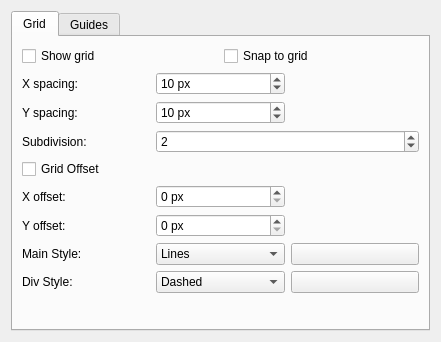
This is plugins/dockers/griddocker/grid_config_widget.ui in KDE/krita as Qt 5 draws it before an edit. The edited form follows.
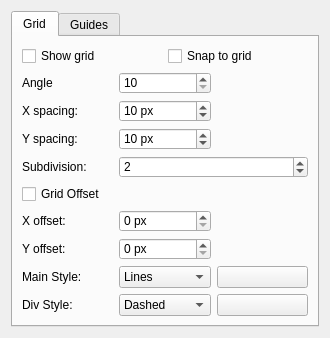
This is the edited form. Custom widgets are drawn as their Qt base class.

Commit message: added basic logic for how angled grids will work along with an option on the tool options. Need to develop it a bit more, but the idea is basically working

```diff
--- a/plugins/dockers/griddocker/grid_config_widget.ui
+++ b/plugins/dockers/griddocker/grid_config_widget.ui
@@ -6,8 +6,8 @@
    <rect>
     <x>0</x>
     <y>0</y>
-    <width>441</width>
-    <height>342</height>
+    <width>330</width>
+    <height>338</height>
    </rect>
   </property>
   <property name="minimumSize">
@@ -53,7 +53,23 @@
        </item>
        <item>
         <layout class="QGridLayout" name="gridLayout_2">
-         <item row="0" column="0">
+         <item row="8" column="0">
+          <widget class="QLabel" name="lblSubdivisionStyle">
+           <property name="sizePolicy">
+            <sizepolicy hsizetype="Minimum" vsizetype="Preferred">
+             <horstretch>0</horstretch>
+             <verstretch>0</verstretch>
+            </sizepolicy>
+           </property>
+           <property name="text">
+            <string>Div Style:</string>
+           </property>
+           <property name="alignment">
+            <set>Qt::AlignLeading|Qt::AlignLeft|Qt::AlignVCenter</set>
+           </property>
+          </widget>
+         </item>
+         <item row="1" column="0">
          <widget class="QLabel" name="lblXSpacing">
           <property name="sizePolicy">
            <sizepolicy hsizetype="Minimum" vsizetype="Preferred">
@@ -66,7 +82,7 @@
           </property>
          </widget>
         </item>
-         <item row="0" column="1">
+         <item row="1" column="1">
           <widget class="KisIntParseSpinBox" name="intHSpacing">
            <property name="suffix">
             <string> px</string>
@@ -82,10 +98,10 @@
            </property>
           </widget>
          </item>
-         <item row="0" column="2" rowspan="2">
+         <item row="1" column="2" rowspan="2">
           <widget class="KoAspectButton" name="spacingAspectButton" native="true"/>
          </item>
-         <item row="1" column="0">
+         <item row="2" column="0">
           <widget class="QLabel" name="lblYSpacing">
            <property name="sizePolicy">
             <sizepolicy hsizetype="Minimum" vsizetype="Preferred">
@@ -98,7 +114,7 @@
            </property>
           </widget>
          </item>
-         <item row="1" column="1">
+         <item row="2" column="1">
           <widget class="KisIntParseSpinBox" name="intVSpacing">
            <property name="suffix">
             <string> px</string>
@@ -114,14 +130,14 @@
            </property>
           </widget>
          </item>
-         <item row="2" column="0">
+         <item row="3" column="0">
           <widget class="QLabel" name="lblSubdivision">
            <property name="text">
             <string>Subdivision:</string>
            </property>
           </widget>
          </item>
-         <item row="2" column="1" colspan="2">
+         <item row="3" column="1" colspan="2">
           <widget class="KisIntParseSpinBox" name="intSubdivision">
            <property name="minimum">
             <number>1</number>
@@ -134,7 +150,7 @@
            </property>
           </widget>
          </item>
-         <item row="3" column="0" colspan="3">
+         <item row="4" column="0" colspan="3">
           <widget class="QCheckBox" name="chkOffset">
            <property name="text">
             <string>Grid Offset</string>
@@ -144,7 +160,7 @@
            </property>
           </widget>
          </item>
-         <item row="4" column="0">
+         <item row="5" column="0">
           <widget class="QLabel" name="lblXOffset">
            <property name="sizePolicy">
             <sizepolicy hsizetype="Minimum" vsizetype="Preferred">
@@ -157,7 +173,7 @@
            </property>
           </widget>
          </item>
-         <item row="4" column="1">
+         <item row="5" column="1">
           <widget class="KisIntParseSpinBox" name="intXOffset">
            <property name="suffix">
             <string> px</string>
@@ -170,10 +186,10 @@
            </property>
           </widget>
          </item>
-         <item row="4" column="2" rowspan="2">
+         <item row="5" column="2" rowspan="2">
           <widget class="KoAspectButton" name="offsetAspectButton" native="true"/>
          </item>
-         <item row="5" column="0">
+         <item row="6" column="0">
           <widget class="QLabel" name="lblYOffset">
            <property name="sizePolicy">
             <sizepolicy hsizetype="Minimum" vsizetype="Preferred">
@@ -186,7 +202,7 @@
            </property>
           </widget>
          </item>
-         <item row="5" column="1">
+         <item row="6" column="1">
           <widget class="KisIntParseSpinBox" name="intYOffset">
            <property name="suffix">
             <string> px</string>
@@ -199,7 +215,7 @@
            </property>
           </widget>
          </item>
-         <item row="6" column="0">
+         <item row="7" column="0">
           <widget class="QLabel" name="lblMainStyle">
            <property name="sizePolicy">
             <sizepolicy hsizetype="Minimum" vsizetype="Preferred">
@@ -215,7 +231,7 @@
            </property>
           </widget>
          </item>
-         <item row="6" column="1" colspan="2">
+         <item row="7" column="1" colspan="2">
           <layout class="QHBoxLayout" name="horizontalLayout_4">
            <item>
             <widget class="KComboBox" name="selectMainStyle">
@@ -260,23 +276,7 @@
            </item>
           </layout>
          </item>
-         <item row="7" column="0">
-          <widget class="QLabel" name="lblSubdivisionStyle">
-           <property name="sizePolicy">
-            <sizepolicy hsizetype="Minimum" vsizetype="Preferred">
-             <horstretch>0</horstretch>
-             <verstretch>0</verstretch>
-            </sizepolicy>
-           </property>
-           <property name="text">
-            <string>Div Style:</string>
-           </property>
-           <property name="alignment">
-            <set>Qt::AlignLeading|Qt::AlignLeft|Qt::AlignVCenter</set>
-           </property>
-          </widget>
-         </item>
-         <item row="7" column="1" colspan="2">
+         <item row="8" column="1" colspan="2">
           <layout class="QHBoxLayout" name="horizontalLayout_3">
            <item>
             <widget class="KComboBox" name="selectSubdivisionStyle">
@@ -335,6 +335,29 @@
            </item>
           </layout>
          </item>
+         <item row="0" column="0">
+          <widget class="QLabel" name="label">
+           <property name="text">
+            <string>Angle</string>
+           </property>
+          </widget>
+         </item>
+         <item row="0" column="1">
+          <widget class="QSpinBox" name="angleSpinbox">
+           <property name="minimum">
+            <number>10</number>
+           </property>
+           <property name="maximum">
+            <number>60</number>
+           </property>
+           <property name="singleStep">
+            <number>1</number>
+           </property>
+           <property name="value">
+            <number>10</number>
+           </property>
+          </widget>
+         </item>
         </layout>
        </item>
        <item>
```
Lines whose indentation alone changed are shown as unchanged. The commit also changes 4 other files.
